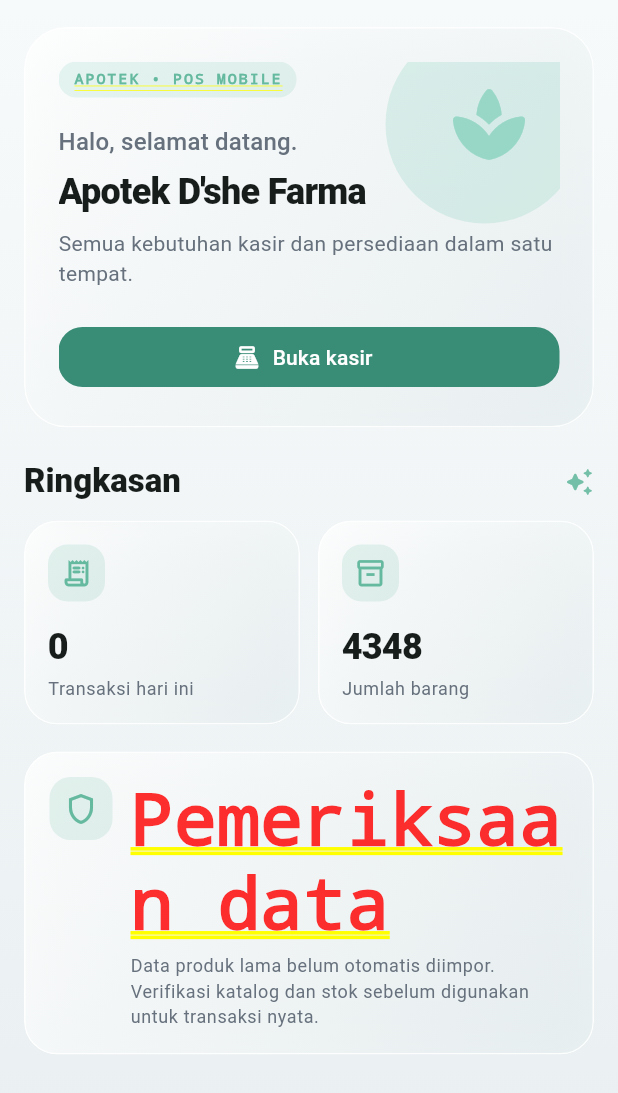
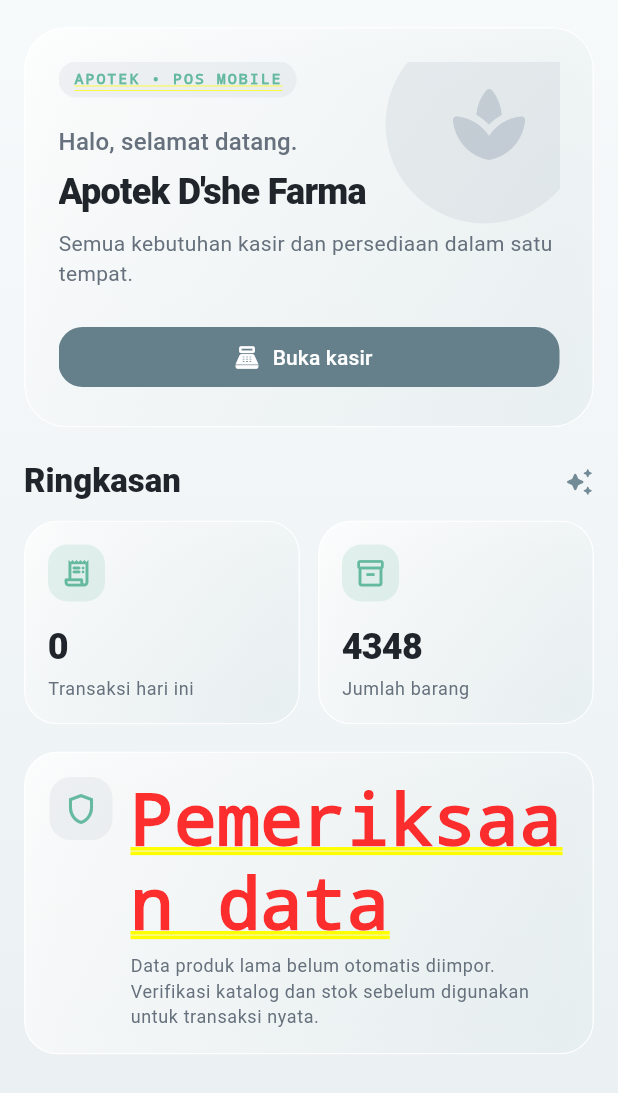
Before and after one commit to WRyouAldi/apotek-naufal-farma-v2, a Flutter app: the screen it shows after launch, item 4 of the bottom bar chosen, after a tap on "Beranda", on a phone screen of 412 x 824 dp. Shown: the top 1093 px of the screen. Run offline on Flutter 3.47's test engine with Material 3 defaults, Android fonts, the phone set to English and light mode, and no system bars; our stand-ins replace sqflite; missing offline and left inert: mobile_scanner; accounts and stored records are empty.

Commit message:
P1-P2: align Flutter surfaces and floating navigation with silver glass design lock

```diff
--- a/lib/main.dart
+++ b/lib/main.dart
@@ -27,13 +27,46 @@ class _DsheFarmaAppState extends State<DsheFarmaApp> {
     ),
   );
   ThemeData _theme(bool dark) {
-    const green = Color(0xFF398C76);
-    final scheme = ColorScheme.fromSeed(seedColor: green, brightness: dark ? Brightness.dark : Brightness.light, surface: dark ? const Color(0xFF24282E) : const Color(0xFFFCFCFD));
-    return ThemeData(useMaterial3: true, colorScheme: scheme,
-      scaffoldBackgroundColor: dark ? const Color(0xFF17191D) : const Color(0xFFF2F4F7),
-      appBarTheme: AppBarTheme(backgroundColor: (dark ? const Color(0xFF22252A) : const Color(0xFFF8F9FB)).withValues(alpha: 0.72), foregroundColor: dark ? const Color(0xFFF2F4F7) : const Color(0xFF202833), elevation: 0),
-      cardTheme: CardThemeData(color: dark ? const Color(0xFF292D33) : Colors.white, elevation: 0, margin: EdgeInsets.zero, shape: RoundedRectangleBorder(borderRadius: BorderRadius.circular(20), side: BorderSide(color: dark ? const Color(0xFF484F59) : const Color(0xFFE2E6EC)))),
-      inputDecorationTheme: InputDecorationTheme(filled: true, fillColor: dark ? const Color(0xFF1D2025) : Colors.white, border: OutlineInputBorder(borderRadius: BorderRadius.circular(14)), contentPadding: const EdgeInsets.symmetric(horizontal: 14, vertical: 13)),
+    const pearlAccent = Color(0xFF8FA5B0);
+    const silverAccent = Color(0xFFADB8C4);
+    final scheme = ColorScheme.fromSeed(
+      seedColor: dark ? silverAccent : pearlAccent,
+      brightness: dark ? Brightness.dark : Brightness.light,
+      surface: dark ? const Color(0xFF20242A) : const Color(0xFFFFFFFF),
+    ).copyWith(
+      primary: dark ? silverAccent : const Color(0xFF657F8B),
+      onPrimary: dark ? const Color(0xFF20242A) : Colors.white,
+      secondary: dark ? const Color(0xFF8995A3) : const Color(0xFF9AAAB5),
+      surface: dark ? const Color(0xFF20242A) : const Color(0xFFFDFEFF),
+      onSurface: dark ? const Color(0xFFF1F3F6) : const Color(0xFF20252B),
+      outline: dark ? const Color(0xFF454D57) : const Color(0xFFD6DCE3),
+    );
+    return ThemeData(
+      useMaterial3: true,
+      colorScheme: scheme,
+      scaffoldBackgroundColor: dark ? const Color(0xFF111317) : const Color(0xFFF1F3F6),
+      appBarTheme: AppBarTheme(
+        backgroundColor: (dark ? const Color(0xFF20242A) : const Color(0xFFFDFEFF)).withValues(alpha: 0.72),
+        foregroundColor: dark ? const Color(0xFFF1F3F6) : const Color(0xFF20252B),
+        elevation: 0,
+      ),
+      cardTheme: CardThemeData(
+        color: dark ? const Color(0xFF20242A) : const Color(0xFFFFFFFF),
+        elevation: 0,
+        margin: EdgeInsets.zero,
+        shape: RoundedRectangleBorder(
+          borderRadius: BorderRadius.circular(22),
+          side: BorderSide(color: dark ? const Color(0xFF454D57) : const Color(0xFFD6DCE3)),
+        ),
+      ),
+      inputDecorationTheme: InputDecorationTheme(
+        filled: true,
+        fillColor: dark ? const Color(0xFF1A1D22) : const Color(0xFFFFFFFF).withValues(alpha: 0.84),
+        border: OutlineInputBorder(borderRadius: BorderRadius.circular(18), borderSide: BorderSide(color: scheme.outline)),
+        enabledBorder: OutlineInputBorder(borderRadius: BorderRadius.circular(18), borderSide: BorderSide(color: scheme.outline.withValues(alpha: 0.7))),
+        focusedBorder: OutlineInputBorder(borderRadius: BorderRadius.circular(18), borderSide: BorderSide(color: scheme.primary, width: 1.4)),
+        contentPadding: const EdgeInsets.symmetric(horizontal: 16, vertical: 14),
+      ),
     );
   }
 }
@@ -81,8 +114,8 @@ class _DsheMarkPainter extends CustomPainter {
     final scale = size.width / 42;
     canvas.save();
     canvas.scale(scale);
-    final ink = isDark ? const Color(0xFFE1E7EE) : const Color(0xFF376E67);
-    final accent = isDark ? const Color(0xFFB7C2CF) : const Color(0xFF78BEB0);
+    final ink = isDark ? const Color(0xFFE1E7EE) : const Color(0xFF53616D);
+    final accent = isDark ? const Color(0xFFB7C2CF) : const Color(0xFF9AAAB5);
 
     // Geometric D monogram, deliberately drawn rather than using a stock icon.
     final d = Path()
@@ -150,7 +183,7 @@ class _PosShellState extends State<PosShell> {
         if(wide) NavigationRail(selectedIndex:selected,onDestinationSelected:(i)=>setState(()=>selected=i),labelType:NavigationRailLabelType.all,destinations:List.generate(labels.length,(i)=>NavigationRailDestination(icon:Icon(icons[i]),label:Text(labels[i])))),
         Expanded(child:Center(child:ConstrainedBox(constraints:const BoxConstraints(maxWidth:1000),child:IndexedStack(index:selected,children:pages))))
       ]),
-      bottomNavigationBar:wide?null:ClipRect(child:BackdropFilter(filter:ui.ImageFilter.blur(sigmaX:24,sigmaY:24),child:Container(decoration:BoxDecoration(color:(widget.isDark?const Color(0xFF17191D):const Color(0xFFF8FAFC)).withValues(alpha:0.70),border:Border(top:BorderSide(color:widget.isDark?const Color(0xFF484F59):const Color(0xFFDDE4E9)))),child:NavigationBar(backgroundColor:Colors.transparent,elevation:0,selectedIndex:selected,onDestinationSelected:(i)=>setState(()=>selected=i),labelBehavior:NavigationDestinationLabelBehavior.alwaysShow,destinations:List.generate(labels.length,(i)=>NavigationDestination(icon:Icon(icons[i]),label:labels[i])))))),
+      bottomNavigationBar:wide?null:SafeArea(top:false,minimum:const EdgeInsets.fromLTRB(14,0,14,10),child:Padding(padding:const EdgeInsets.only(top:8),child:ClipRRect(borderRadius:BorderRadius.circular(36),child:BackdropFilter(filter:ui.ImageFilter.blur(sigmaX:24,sigmaY:24),child:Container(height:68,decoration:BoxDecoration(color:(widget.isDark?const Color(0xFF2A2E35):const Color(0xFFE9EDF2)).withValues(alpha:0.82),borderRadius:BorderRadius.circular(36),border:Border.all(color:widget.isDark?const Color(0xFF69727E).withValues(alpha:0.48):Colors.white.withValues(alpha:0.95)),boxShadow:[BoxShadow(color:Colors.black.withValues(alpha:widget.isDark?0.24:0.08),blurRadius:24,offset:const Offset(0,8))]),child:NavigationBar(height:68,backgroundColor:Colors.transparent,indicatorColor:widget.isDark?const Color(0xFF59616C):const Color(0xFFFFFFFF),surfaceTintColor:Colors.transparent,elevation:0,selectedIndex:selected,onDestinationSelected:(i)=>setState(()=>selected=i),labelBehavior:NavigationDestinationLabelBehavior.alwaysShow,destinations:List.generate(labels.length,(i)=>NavigationDestination(icon:Icon(icons[i]),label:labels[i]))))))),
     );
   }
 }
@@ -223,15 +256,15 @@ class HomePage extends StatelessWidget {
                 children: [
                   Positioned(right: -16, top: -24, child: Container(
                     width: 132, height: 132,
-                    decoration: BoxDecoration(shape: BoxShape.circle, color: const Color(0xFF6DC8AE).withValues(alpha: dark ? 0.13 : 0.20)),
+                    decoration: BoxDecoration(shape: BoxShape.circle, color: const Color(0xFFADB8C4).withValues(alpha: dark ? 0.12 : 0.20)),
                   )),
-                  Positioned(right: 18, top: 12, child: Icon(Icons.spa_rounded, size: 58, color: const Color(0xFF77CDB5).withValues(alpha: 0.65))),
+                  Positioned(right: 18, top: 12, child: Icon(Icons.spa_rounded, size: 58, color: const Color(0xFFADB8C4).withValues(alpha: 0.58))),
                   Column(
                     crossAxisAlignment: CrossAxisAlignment.start,
                     children: [
                       Container(
                         padding: const EdgeInsets.symmetric(horizontal: 10, vertical: 6),
-                        decoration: BoxDecoration(color: const Color(0xFF6DC8AE).withValues(alpha: 0.16), borderRadius: BorderRadius.circular(30)),
+                        decoration: BoxDecoration(color: const Color(0xFFADB8C4).withValues(alpha: 0.16), borderRadius: BorderRadius.circular(30)),
                         child: const Text('APOTEK • POS MOBILE', style: TextStyle(color: Color(0xFF65B99F), fontWeight: FontWeight.w800, letterSpacing: 1.3, fontSize: 10)),
                       ),
                       const SizedBox(height: 18),
@@ -247,7 +280,7 @@ class HomePage extends StatelessWidget {
                           onPressed: openCashier,
                           icon: const Icon(Icons.point_of_sale_rounded),
                           label: const Padding(padding: EdgeInsets.symmetric(vertical: 4), child: Text('Buka kasir')),
-                          style: FilledButton.styleFrom(backgroundColor: const Color(0xFF398C76), foregroundColor: Colors.white, shape: RoundedRectangleBorder(borderRadius: BorderRadius.circular(16))),
+                          style: FilledButton.styleFrom(backgroundColor: Theme.of(context).colorScheme.primary, foregroundColor: Theme.of(context).colorScheme.onPrimary, shape: RoundedRectangleBorder(borderRadius: BorderRadius.circular(16))),
                         ),
                       ),
                     ],
@@ -258,7 +291,7 @@ class HomePage extends StatelessWidget {
             const SizedBox(height: 22),
             Row(children: [
               Expanded(child: Text('Ringkasan', style: Theme.of(context).textTheme.titleLarge?.copyWith(fontWeight: FontWeight.w800))),
-              Icon(Icons.auto_awesome_rounded, color: const Color(0xFF65B99F).withValues(alpha: 0.9), size: 20),
+              Icon(Icons.auto_awesome_rounded, color: Theme.of(context).colorScheme.primary.withValues(alpha: 0.9), size: 20),
             ]),
             const SizedBox(height: 12),
             FutureBuilder<List<int>>(
@@ -277,7 +310,7 @@ class HomePage extends StatelessWidget {
               blur: 12,
               radius: 22,
               child: Row(crossAxisAlignment: CrossAxisAlignment.start, children: [
-                Container(width: 42, height: 42, decoration: BoxDecoration(color: const Color(0xFF65B99F).withValues(alpha: 0.16), borderRadius: BorderRadius.circular(14)), child: const Icon(Icons.shield_outlined, color: Color(0xFF65B99F))),
+                Container(width: 42, height: 42, decoration: BoxDecoration(color: const Color(0xFFADB8C4).withValues(alpha: 0.16), borderRadius: BorderRadius.circular(14)), child: const Icon(Icons.shield_outlined, color: Color(0xFF65B99F))),
                 const SizedBox(width: 12),
                 Expanded(child: Column(crossAxisAlignment: CrossAxisAlignment.start, children: [
                   const Text('Pemeriksaan data', style: TextStyle(fontWeight: FontWeight.w800)),
```
